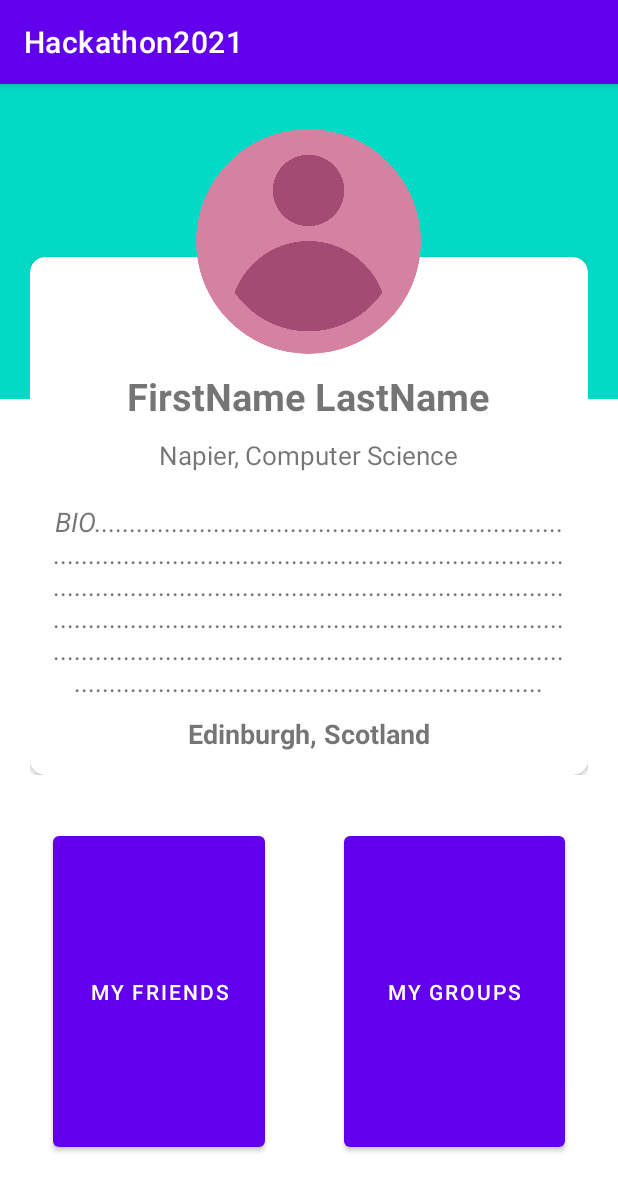
After one commit to adel2924/StudyAppHackathon, an Android app: the ProfileActivity screen opened directly, with no data from a screen before it, on a phone screen of 412 x 824 dp. The commit adds this screen. Shown: the top 1191 px of the screen. Run offline under Robolectric (Android 15) with nearby library versions, the phone set to English and light mode, and no system bars; our stand-ins replace CircleImageView.

Commit message:
second commit, profile done

```diff
--- a/app/build.gradle
+++ b/app/build.gradle
@@ -36,4 +36,11 @@ dependencies {
     testImplementation 'junit:junit:4.+'
     androidTestImplementation 'androidx.test.ext:junit:1.1.1'
     androidTestImplementation 'androidx.test.espresso:espresso-core:3.2.0'
+    implementation 'de.hdodenhof:circleimageview:2.1.0'
+    //noinspection GradleCompatible
+    implementation 'com.android.support:design:26.+'
+    //noinspection GradleCompatible
+    implementation 'com.android.support:support-v4:26.+'
+    //noinspection GradleCompatible
+    implementation 'com.android.support:cardview-v7:26.+'
 }
--- a/app/src/main/AndroidManifest.xml
+++ b/app/src/main/AndroidManifest.xml
@@ -9,7 +9,8 @@
         android:roundIcon="@mipmap/ic_launcher_round"
         android:supportsRtl="true"
         android:theme="@style/Theme.Hackathon2021">
-        <activity android:name=".SecondActivity"></activity>
+        <activity android:name=".ProfileActivity"></activity>
+        <activity android:name=".SecondActivity" />
         <activity android:name=".MainActivity">
             <intent-filter>
                 <action android:name="android.intent.action.MAIN" />
--- /dev/null
+++ b/app/src/main/java/com/example/hackathon2021/ProfileActivity.java
@@ -0,0 +1,48 @@
+package com.example.hackathon2021;
+
+import androidx.appcompat.app.AppCompatActivity;
+
+import android.os.Bundle;
+import android.view.View;
+import android.widget.Button;
+import android.widget.PopupMenu;
+
+public class ProfileActivity extends AppCompatActivity {
+
+    private Button Friends;
+    private Button Groups;
+
+    @Override
+    protected void onCreate(Bundle savedInstanceState) {
+        super.onCreate(savedInstanceState);
+        setContentView(R.layout.activity_profile);
+
+        Friends = (Button) findViewById(R.id.btnFriends);
+        Groups = (Button) findViewById(R.id.btnGroups);
+
+        Friends.setOnClickListener(new View.OnClickListener() {
+            @Override
+            public void onClick(View view) {
+                PopupMenu popup = new PopupMenu(ProfileActivity.this, Friends);
+                popup.inflate(R.menu.popup_friends);
+                popup.show();
+            }
+        });
+
+        Groups.setOnClickListener(new View.OnClickListener() {
+            @Override
+            public void onClick(View view) {
+                PopupMenu popup = new PopupMenu(ProfileActivity.this, Groups);
+                popup.inflate(R.menu.popup_groups);
+                popup.show();
+            }
+        });
+    }
+
+/*    public void showPopup(View v){
+        PopupMenu popup = new PopupMenu(this, v);
+        popup.inflate(R.menu.popup_friends);
+        popup.show();
+    }*/
+
+}
--- a/app/src/main/java/com/example/hackathon2021/SecondActivity.java
+++ b/app/src/main/java/com/example/hackathon2021/SecondActivity.java
@@ -2,13 +2,29 @@ package com.example.hackathon2021;
 
 import androidx.appcompat.app.AppCompatActivity;
 
+import android.content.Intent;
 import android.os.Bundle;
+import android.view.View;
+import android.widget.Button;
 
 public class SecondActivity extends AppCompatActivity {
+
+    private Button Profile;
 
     @Override
     protected void onCreate(Bundle savedInstanceState) {
         super.onCreate(savedInstanceState);
         setContentView(R.layout.activity_second);
+
+        Profile = (Button) findViewById(R.id.btnProfile);
+
+        Profile.setOnClickListener(new View.OnClickListener() {
+
+            @Override
+            public void onClick(View view) {
+                Intent act3Intent = new Intent(SecondActivity.this, ProfileActivity.class);
+                startActivity(act3Intent);
+            }
+        });
     }
 }
--- /dev/null
+++ b/app/src/main/res/layout/activity_profile.xml
@@ -0,0 +1,137 @@
+<?xml version="1.0" encoding="utf-8"?>
+<RelativeLayout xmlns:android="http://schemas.android.com/apk/res/android"
+    xmlns:app="http://schemas.android.com/apk/res-auto"
+    xmlns:tools="http://schemas.android.com/tools"
+    android:layout_width="match_parent"
+    android:layout_height="match_parent"
+    tools:context=".ProfileActivity">
+
+    <View
+        android:layout_width="match_parent"
+        android:layout_height="210dp"
+        android:background="@color/teal_200"/>
+
+    <LinearLayout
+        android:layout_width="match_parent"
+        android:layout_height="wrap_content"
+        android:orientation="vertical"
+        android:layout_marginLeft="20dp"
+        android:layout_marginRight="20dp">
+
+        <RelativeLayout
+            android:layout_width="match_parent"
+            android:layout_height="wrap_content"
+            android:layout_marginTop="30dp">
+
+            <de.hdodenhof.circleimageview.CircleImageView
+                android:layout_width="150dp"
+                android:layout_height="150dp"
+                android:src="@drawable/profile"
+                android:layout_centerHorizontal="true"
+                android:elevation="1dp"/>
+
+                <LinearLayout
+                    android:layout_width="match_parent"
+                    android:layout_height="wrap_content"
+                    android:orientation="vertical">
+
+                    <androidx.cardview.widget.CardView
+                        android:layout_width="match_parent"
+                        android:layout_height="wrap_content"
+                        android:layout_marginTop="85dp"
+                        app:contentPaddingTop="15dp"
+                        app:contentPaddingRight="15dp"
+                        app:contentPaddingLeft="15dp"
+                        app:contentPaddingBottom="15dp"
+                        app:cardCornerRadius="10dp">
+
+                        <LinearLayout
+                            android:layout_width="match_parent"
+                            android:layout_height="wrap_content"
+                            android:orientation="vertical">
+
+                            <TextView
+                                android:layout_width="wrap_content"
+                                android:layout_height="wrap_content"
+                                android:text="FirstName LastName"
+                                android:textStyle="bold"
+                                android:textSize="25sp"
+                                android:layout_marginTop="60dp"
+                                android:layout_gravity="center_horizontal"/>
+
+                            <TextView
+                                android:layout_width="wrap_content"
+                                android:layout_height="wrap_content"
+                                android:text="Napier, Computer Science"
+                                android:textSize="17sp"
+                                android:layout_marginTop="10dp"
+                                android:layout_gravity="center_horizontal"/>
+
+                            <TextView
+                                android:layout_width="wrap_content"
+                                android:layout_height="wrap_content"
+                                android:text="BIO.........................................................................................................................................................................................................................................................................................................................................................................................................................................."
+                                android:textSize="18sp"
+                                android:layout_marginTop="20dp"
+                                android:layout_gravity="center_horizontal"
+                                android:textAlignment="center"
+                                android:textStyle="italic"/>
+
+                            <TextView
+                                android:layout_width="wrap_content"
+                                android:layout_height="wrap_content"
+                                android:text="Edinburgh, Scotland"
+                                android:textSize="18sp"
+                                android:layout_marginTop="10dp"
+                                android:textStyle="bold"
+                                android:layout_gravity="center_horizontal"/>
+
+                        </LinearLayout>
+
+                    </androidx.cardview.widget.CardView>
+
+                </LinearLayout>
+
+        </RelativeLayout>
+
+    </LinearLayout>
+
+    <Button
+        android:id="@+id/btnFriends"
+        android:layout_width="145dp"
+        android:layout_height="55dp"
+        android:layout_alignParentStart="true"
+        android:layout_alignParentLeft="true"
+        android:layout_alignParentTop="true"
+        android:layout_alignParentEnd="true"
+        android:layout_alignParentRight="true"
+        android:layout_alignParentBottom="true"
+        android:layout_marginStart="35dp"
+        android:layout_marginLeft="35dp"
+        android:layout_marginTop="495dp"
+        android:layout_marginEnd="235dp"
+        android:layout_marginRight="235dp"
+        android:layout_marginBottom="53dp"
+        android:text="My Friends"
+        android:onClick="showFriends"/>
+
+    <Button
+        android:id="@+id/btnGroups"
+        android:layout_width="145dp"
+        android:layout_height="55dp"
+        android:layout_alignParentStart="true"
+        android:layout_alignParentLeft="true"
+        android:layout_alignParentTop="true"
+        android:layout_alignParentEnd="true"
+        android:layout_alignParentRight="true"
+        android:layout_alignParentBottom="true"
+        android:layout_marginStart="229dp"
+        android:layout_marginLeft="229dp"
+        android:layout_marginTop="495dp"
+        android:layout_marginEnd="35dp"
+        android:layout_marginRight="35dp"
+        android:layout_marginBottom="53dp"
+        android:text="My Groups"
+        android:onClick="showGroups"/>
+
+</RelativeLayout>
--- a/app/src/main/res/layout/activity_second.xml
+++ b/app/src/main/res/layout/activity_second.xml
@@ -14,4 +14,16 @@
         android:textSize="32sp"
         tools:layout_editor_absoluteX="48dp"
         tools:layout_editor_absoluteY="94dp" />
+
+    <Button
+        android:id="@+id/btnProfile"
+        android:layout_width="wrap_content"
+        android:layout_height="wrap_content"
+        android:text="My Profile"
+        app:layout_constraintBottom_toBottomOf="parent"
+        app:layout_constraintEnd_toEndOf="parent"
+        app:layout_constraintHorizontal_bias="0.498"
+        app:layout_constraintStart_toStartOf="parent"
+        app:layout_constraintTop_toBottomOf="@+id/textView"
+        app:layout_constraintVertical_bias="0.09" />
 </androidx.constraintlayout.widget.ConstraintLayout>
--- /dev/null
+++ b/app/src/main/res/menu/popup_friends.xml
@@ -0,0 +1,22 @@
+<?xml version="1.0" encoding="utf-8"?>
+<menu xmlns:android="http://schemas.android.com/apk/res/android">
+    <item
+        android:id="@+id/item1"
+        android:title="Friend 1" />
+
+    <item
+        android:id="@+id/item2"
+        android:title="Friend 2" />
+
+    <item
+        android:id="@+id/item3"
+        android:title="Friend 3" />
+
+    <item
+        android:id="@+id/item4"
+        android:title="Friend 4" />
+
+    <item
+        android:id="@+id/item5"
+        android:title="Friend 5" />
+</menu>
--- /dev/null
+++ b/app/src/main/res/menu/popup_groups.xml
@@ -0,0 +1,22 @@
+<?xml version="1.0" encoding="utf-8"?>
+<menu xmlns:android="http://schemas.android.com/apk/res/android">
+    <item
+        android:id="@+id/item1"
+        android:title="Group 1" />
+
+    <item
+        android:id="@+id/item2"
+        android:title="Group 2" />
+
+    <item
+        android:id="@+id/item3"
+        android:title="Group 3" />
+
+    <item
+        android:id="@+id/item4"
+        android:title="Group 4" />
+
+    <item
+        android:id="@+id/item5"
+        android:title="Group 5" />
+</menu>
```
Also changed, not shown: app/src/main/res/drawable/profile.png (added).
